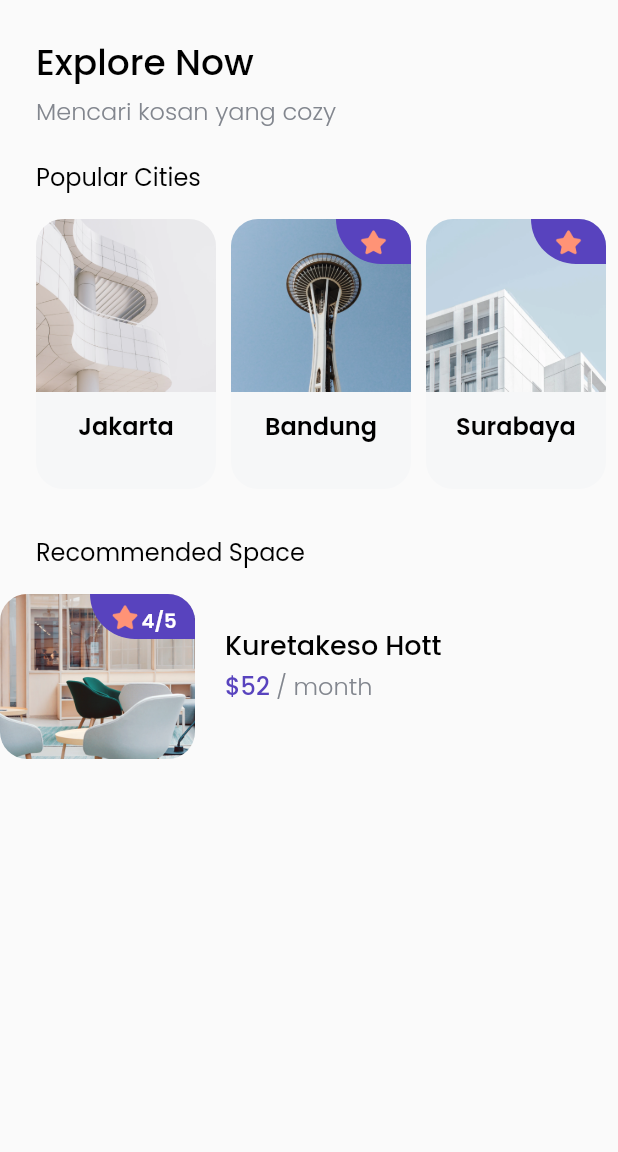
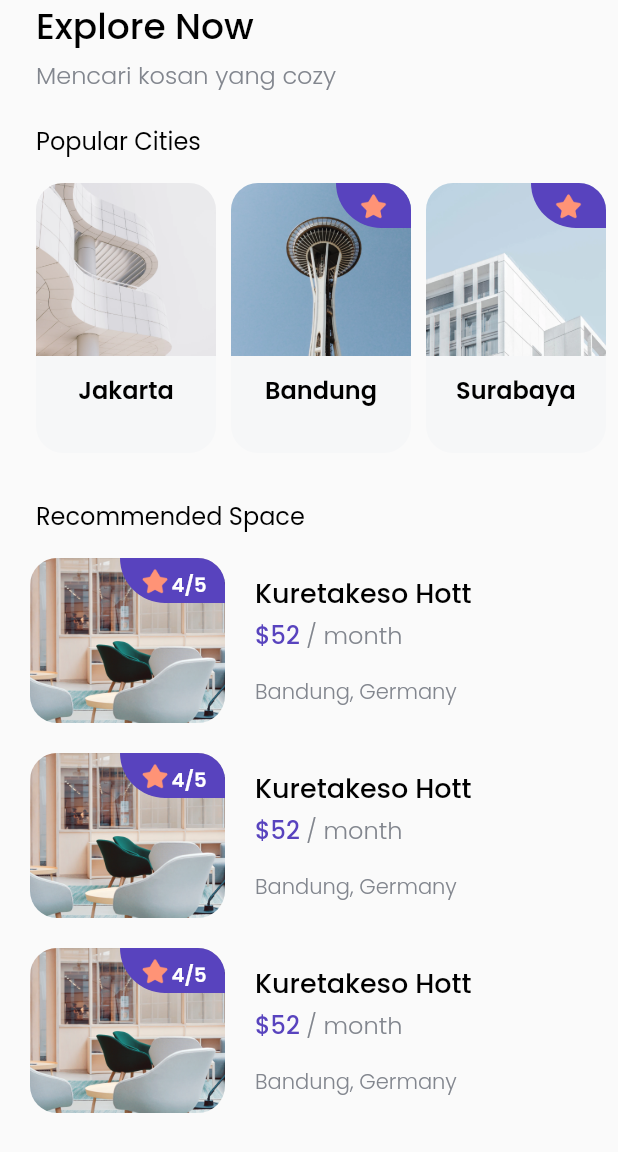
Before and after one commit to Flutter-Dart-Hacks/bwa-kosans, a Flutter app: the HomePageMenu screen opened by its route, on a phone screen of 412 x 824 dp. Shown: the top 1152 px of the screen. Run offline on Flutter 3.47's test engine with Material 2 defaults, Android fonts, the phone set to English and light mode, and no system bars; our stand-ins replace google_fonts.

Commit message:
Pembuatan recommended space layout

```diff
--- a/lib/pages/home_pages.dart
+++ b/lib/pages/home_pages.dart
@@ -21,9 +21,10 @@ class _HomePageMenuState extends State<HomePageMenu> {
   Widget build(BuildContext context) {
     return Scaffold(
       body: SafeArea(
+        bottom: false,
         child: Padding(
           padding: const EdgeInsets.symmetric(
-            vertical: edgePadding,
+            vertical: 0,
           ),
           child: ListView(
             controller: _scrollController,
@@ -125,10 +126,26 @@ class _HomePageMenuState extends State<HomePageMenu> {
               const SizedBox(
                 height: 16,
               ),
-              Column(
-                children: const [
-                  SpaceCard(),
-                ],
+              Padding(
+                padding: const EdgeInsets.symmetric(
+                  horizontal: 20,
+                ),
+                child: Column(
+                  children: const [
+                    SpaceCard(),
+                    SizedBox(
+                      height: 20,
+                    ),
+                    SpaceCard(),
+                    SizedBox(
+                      height: 20,
+                    ),
+                    SpaceCard(),
+                    SizedBox(
+                      height: 20,
+                    ),
+                  ],
+                ),
               )
             ],
           ),
--- a/lib/widgets/space_card.dart
+++ b/lib/widgets/space_card.dart
@@ -91,6 +91,12 @@ class SpaceCard extends StatelessWidget {
             const SizedBox(
               height: 16,
             ),
+            Text(
+              'Bandung, Germany',
+              style: greyTextStyle.copyWith(
+                fontSize: 14,
+              ),
+            ),
           ],
         )
       ],
```
